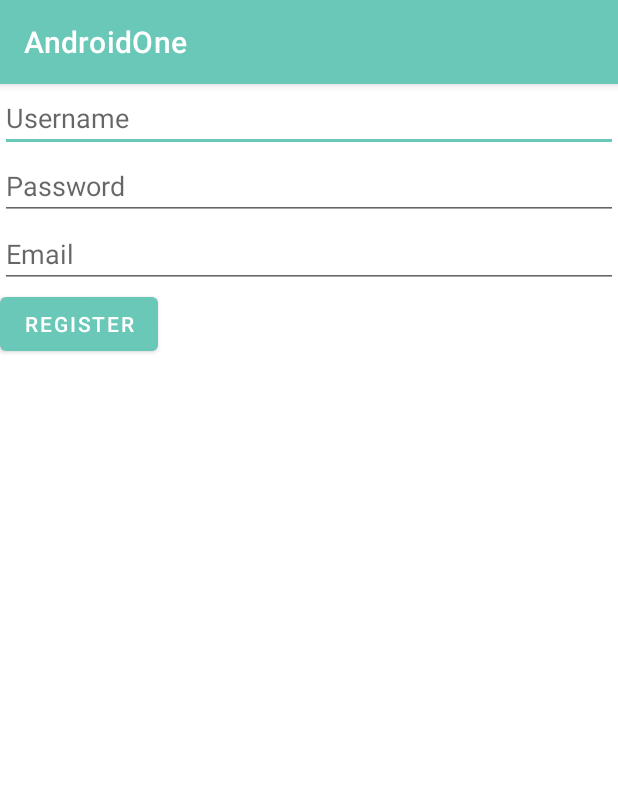
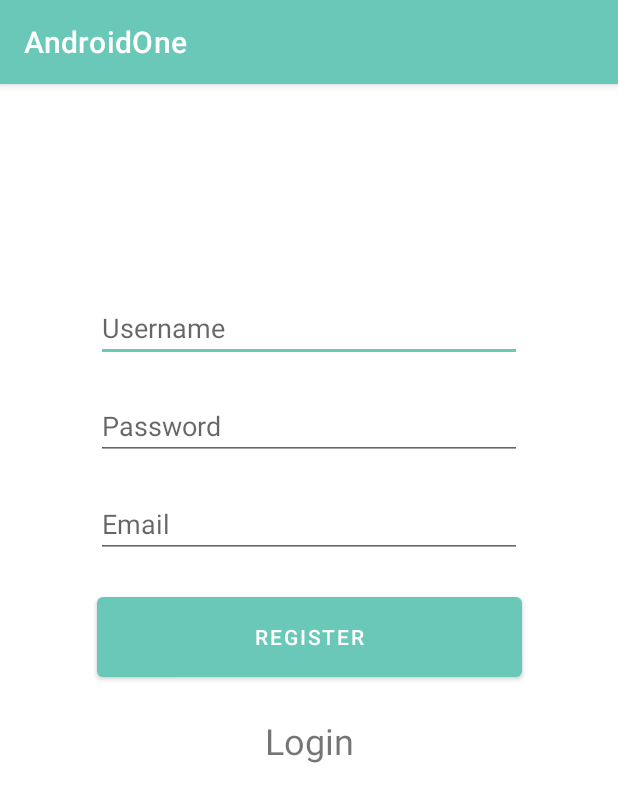
Before and after one commit to ricdotnet/androidone, an Android app: the screen it shows after launch (RegisterActivity), after a tap on "Register", on a phone screen of 412 x 824 dp. Shown: the top 802 px of the screen. Run offline under Robolectric (Android 15) with nearby library versions, the phone set to English and light mode, and no system bars; 1 other tap on this screen came first.

Commit message:
:fire: lots of goodies;

```diff
--- a/app/build.gradle
+++ b/app/build.gradle
@@ -25,6 +25,9 @@ android {
         sourceCompatibility JavaVersion.VERSION_1_8
         targetCompatibility JavaVersion.VERSION_1_8
     }
+    buildFeatures {
+        viewBinding true
+    }
 }
 
 dependencies {
@@ -32,6 +35,9 @@ dependencies {
     implementation 'androidx.appcompat:appcompat:1.4.1'
     implementation 'com.google.android.material:material:1.5.0'
     implementation 'androidx.constraintlayout:constraintlayout:2.1.3'
+    implementation 'androidx.legacy:legacy-support-v4:1.0.0'
+    implementation 'androidx.navigation:navigation-fragment:2.4.1'
+    implementation 'androidx.navigation:navigation-ui:2.4.1'
     testImplementation 'junit:junit:4.13.2'
     androidTestImplementation 'androidx.test.ext:junit:1.1.3'
     androidTestImplementation 'androidx.test.espresso:espresso-core:3.4.0'
--- a/app/src/main/AndroidManifest.xml
+++ b/app/src/main/AndroidManifest.xml
@@ -13,6 +13,9 @@
     android:theme="@style/Theme.AndroidOne"
     android:usesCleartextTraffic="true">
     <activity
+      android:name=".Views.RecoverPasswordActivity"
+      android:exported="false" />
+    <activity
       android:name=".Views.DashboardActivity"
       android:exported="false" />
     <activity
@@ -23,6 +26,7 @@
       android:exported="true">
       <intent-filter>
         <action android:name="android.intent.action.MAIN" />
+
         <category android:name="android.intent.category.LAUNCHER" />
       </intent-filter>
     </activity>
--- a/app/src/main/java/dev/ricr/androidone/Auth/LoginTask.java
+++ b/app/src/main/java/dev/ricr/androidone/Auth/LoginTask.java
@@ -13,7 +13,7 @@ public class LoginTask implements Executor {
 
   private void handleLogin(String username, String password, LoginActivity c) {
     String body = "{\"username\":\"" + username + "\", \"password\": \"" + password + "\" }";
-    HttpHandler http = new HttpHandler("https://api.unispaces.uk/login", "POST", body);
+    HttpHandler http = new HttpHandler("http://10.0.2.2:4000/user/login", "POST", body);
 
     if (http.getErrorCode() == 200) {
       c.onLoginSuccess(http.getServerResponse());
--- a/app/src/main/java/dev/ricr/androidone/LoginActivity.java
+++ b/app/src/main/java/dev/ricr/androidone/LoginActivity.java
@@ -2,7 +2,9 @@ package dev.ricr.androidone;
 
 import androidx.appcompat.app.AppCompatActivity;
 
+import android.content.Context;
 import android.content.Intent;
+import android.content.SharedPreferences;
 import android.os.Bundle;
 import android.view.View;
 import android.widget.EditText;
@@ -13,6 +15,7 @@ import com.google.android.material.snackbar.Snackbar;
 
 import dev.ricr.androidone.Auth.LoginTask;
 import dev.ricr.androidone.Views.DashboardActivity;
+import dev.ricr.androidone.Views.RecoverPasswordActivity;
 
 public class LoginActivity extends AppCompatActivity {
 
@@ -33,6 +36,10 @@ public class LoginActivity extends AppCompatActivity {
     usernameInput = findViewById(R.id.username_input);
     passwordInput = findViewById(R.id.password_input);
     loginButton = findViewById(R.id.login_button);
+
+    SharedPreferences data = getSharedPreferences("data", Context.MODE_PRIVATE);
+    data.edit().putString("username", "ricdotnet").apply();
+    System.out.println(data.getString("username", null));
 
     setListeners();
   }
@@ -71,7 +78,9 @@ public class LoginActivity extends AppCompatActivity {
   }
 
   public void onRecoverClick(View view) {
-    System.out.println("clicked the recover password link");
+//    System.out.println("clicked the recover password link");
+    Intent intent = new Intent(this, RecoverPasswordActivity.class);
+    startActivity(intent);
   }
 
   private void setListeners() {
--- a/app/src/main/java/dev/ricr/androidone/RegisterActivity.java
+++ b/app/src/main/java/dev/ricr/androidone/RegisterActivity.java
@@ -2,14 +2,17 @@ package dev.ricr.androidone;
 
 import androidx.appcompat.app.AppCompatActivity;
 
+import android.content.Intent;
 import android.os.Bundle;
 import android.view.View;
 import android.widget.Button;
 import android.widget.EditText;
+import android.widget.TextView;
 
 public class RegisterActivity extends AppCompatActivity {
 
   EditText usernameInput, passwordInput, emailInput;
+  TextView loginLink;
   Button registerButton;
 
   @Override
@@ -18,6 +21,7 @@ public class RegisterActivity extends AppCompatActivity {
     setContentView(R.layout.activity_register);
 
     registerButton = findViewById(R.id.register_button);
+    loginLink = findViewById(R.id.login_link);
 
     setListeners();
   }
@@ -26,7 +30,13 @@ public class RegisterActivity extends AppCompatActivity {
     System.out.println("registering user....");
   }
 
+  private void goToLogin(View view) {
+    Intent intent = new Intent(this, LoginActivity.class);
+    startActivity(intent);
+  }
+
   private void setListeners() {
     registerButton.setOnClickListener(this::doRegister);
+    loginLink.setOnClickListener(this::goToLogin);
   }
 }
--- a/app/src/main/res/layout/activity_register.xml
+++ b/app/src/main/res/layout/activity_register.xml
@@ -6,43 +6,73 @@
   android:layout_height="match_parent"
   tools:context=".RegisterActivity">
 
-  <RelativeLayout
-    android:layout_width="match_parent"
-    android:layout_height="match_parent">
-
   <EditText
     android:id="@+id/register_username"
     android:layout_width="match_parent"
     android:layout_height="wrap_content"
+    android:layout_marginStart="64dp"
+    android:layout_marginTop="140dp"
+    android:layout_marginEnd="64dp"
     android:hint="@string/register_username_hint"
     android:importantForAutofill="no"
-      android:inputType="text" />
+    android:inputType="text"
+    app:layout_constraintEnd_toEndOf="parent"
+    app:layout_constraintHorizontal_bias="0.0"
+    app:layout_constraintStart_toStartOf="parent"
+    app:layout_constraintTop_toTopOf="parent" />
 
   <EditText
     android:id="@+id/register_password"
     android:layout_width="match_parent"
     android:layout_height="wrap_content"
     android:layout_below="@+id/register_username"
+    android:layout_marginStart="64dp"
+    android:layout_marginTop="20dp"
+    android:layout_marginEnd="64dp"
     android:hint="@string/register_password_hint"
     android:importantForAutofill="no"
-      android:inputType="textPassword" />
+    android:inputType="textPassword"
+    app:layout_constraintEnd_toEndOf="parent"
+    app:layout_constraintHorizontal_bias="0.0"
+    app:layout_constraintStart_toStartOf="parent"
+    app:layout_constraintTop_toBottomOf="@+id/register_username" />
 
   <EditText
     android:id="@+id/register_email"
     android:layout_width="match_parent"
     android:layout_height="wrap_content"
     android:layout_below="@id/register_password"
+    android:layout_marginStart="64dp"
+    android:layout_marginTop="20dp"
+    android:layout_marginEnd="64dp"
     android:hint="@string/register_email_hint"
     android:importantForAutofill="no"
-      android:inputType="textEmailAddress" />
+    android:inputType="textEmailAddress"
+    app:layout_constraintEnd_toEndOf="parent"
+    app:layout_constraintHorizontal_bias="0.0"
+    app:layout_constraintStart_toStartOf="parent"
+    app:layout_constraintTop_toBottomOf="@+id/register_password" />
 
   <Button
     android:id="@+id/register_button"
+    android:layout_width="283dp"
+    android:layout_height="65dp"
+    android:layout_below="@+id/register_email"
+    android:layout_marginTop="20dp"
+    android:text="@string/register_button"
+    app:layout_constraintEnd_toEndOf="parent"
+    app:layout_constraintStart_toStartOf="parent"
+    app:layout_constraintTop_toBottomOf="@+id/register_email" />
+
+  <TextView
+    android:id="@+id/login_link"
     android:layout_width="wrap_content"
     android:layout_height="wrap_content"
-      android:layout_below="@+id/register_email"
-      android:text="@string/register_button" />
-
-  </RelativeLayout>
+    android:layout_marginTop="20dp"
+    android:text="@string/login_link"
+    android:textSize="24sp"
+    app:layout_constraintEnd_toEndOf="parent"
+    app:layout_constraintStart_toStartOf="parent"
+    app:layout_constraintTop_toBottomOf="@+id/register_button" />
 
 </androidx.constraintlayout.widget.ConstraintLayout>
--- /dev/null
+++ b/app/src/main/res/values-land/dimens.xml
@@ -0,0 +1,3 @@
+<resources>
+  <dimen name="fab_margin">48dp</dimen>
+</resources>
--- /dev/null
+++ b/app/src/main/res/values-w1240dp/dimens.xml
@@ -0,0 +1,3 @@
+<resources>
+  <dimen name="fab_margin">200dp</dimen>
+</resources>
--- /dev/null
+++ b/app/src/main/res/values-w600dp/dimens.xml
@@ -0,0 +1,3 @@
+<resources>
+  <dimen name="fab_margin">48dp</dimen>
+</resources>
--- /dev/null
+++ b/app/src/main/res/values/attrs.xml
@@ -0,0 +1,6 @@
+<resources>
+  <declare-styleable name="FullscreenAttrs">
+    <attr name="fullscreenBackgroundColor" format="color" />
+    <attr name="fullscreenTextColor" format="color" />
+  </declare-styleable>
+</resources>
--- a/app/src/main/res/values/colors.xml
+++ b/app/src/main/res/values/colors.xml
@@ -3,8 +3,8 @@
   <color name="teal_matte_200">#FF69C8B7</color>
   <color name="teal_matte_500">#FF4EAC9B</color>
   <color name="teal_matte_700">#FF2F8E7D</color>
-<!--  <color name="teal_200">#FF03DAC5</color>-->
-<!--  <color name="teal_700">#FF018786</color>-->
+  <!--  <color name="teal_200">#FF03DAC5</color>-->
+  <!--  <color name="teal_700">#FF018786</color>-->
   <color name="black">#FF000000</color>
   <color name="white">#FFFFFFFF</color>
 </resources>
--- /dev/null
+++ b/app/src/main/res/values/dimens.xml
@@ -0,0 +1,3 @@
+<resources>
+  <dimen name="fab_margin">16dp</dimen>
+</resources>
--- /dev/null
+++ b/app/src/main/res/values/styles.xml
@@ -0,0 +1,6 @@
+<resources>
+
+  <style name="Widget.Theme.AndroidOne.ButtonBar.Fullscreen" parent="">
+    <item name="android:buttonBarStyle">?android:attr/buttonBarStyle</item>
+  </style>
+</resources>
```
Also changed, not shown: app/src/main/java/dev/ricr/androidone/Views/RecoverPasswordActivity.java (added, +16 -0 lines), app/src/main/res/layout/activity_login.xml (+9 -6 lines), app/src/main/res/layout/activity_recover_password.xml (added, +14 -0 lines), app/src/main/res/navigation/nav_graph.xml (added, +28 -0 lines), app/src/main/res/values/strings.xml (+14 -2 lines), app/src/main/res/values-night/themes.xml (indentation only). Lines whose indentation alone changed are shown as unchanged.
